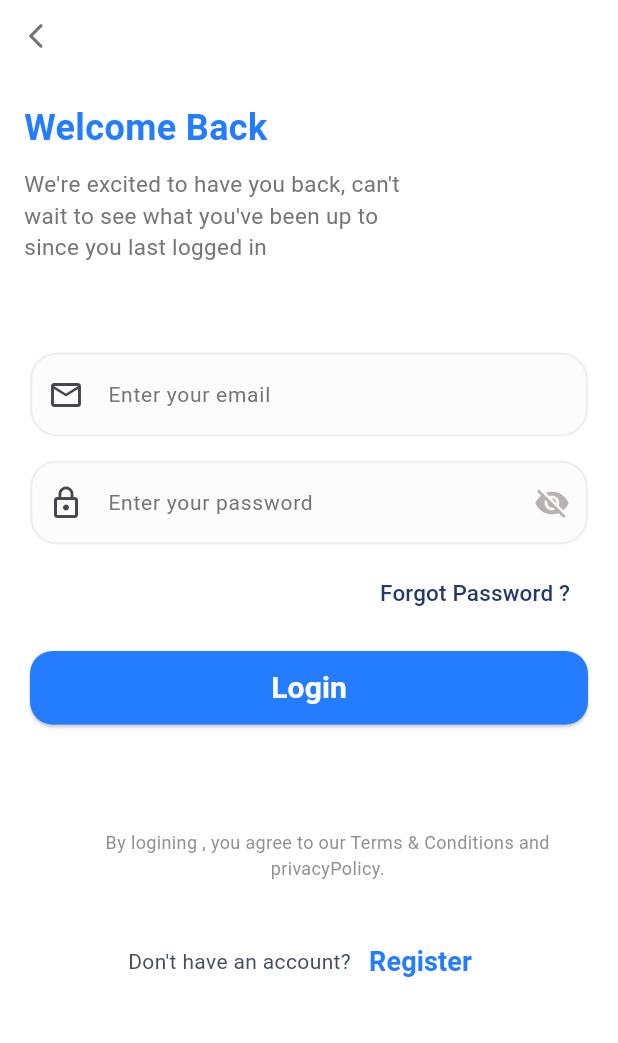
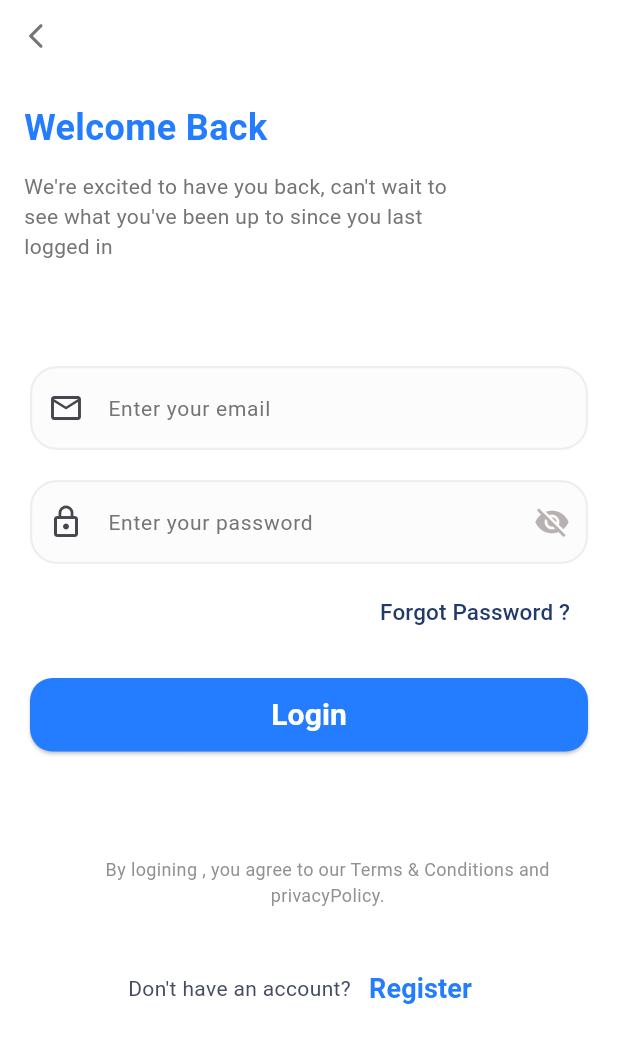
Before and after one commit to nadanasser0/Health_Care_App, a Flutter app: the LoginScreen screen opened directly, on a phone screen of 412 x 824 dp. Shown: the top 1043 px of the screen. Run offline on Flutter 3.47's test engine with Material 3 defaults, Android fonts, the phone set to English and light mode, and no system bars; our stand-ins replace animated_bottom_navigation_bar, cached_network_image, carousel_slider, cloud_firestore, easy_date_timeline, emoji_picker_flutter and 9 more; missing offline and left inert: flutter_sound; accounts and stored records are empty.

Commit message:
final commit

```diff
--- a/lib/Features/patient_side/auth/view/login_view.dart
+++ b/lib/Features/patient_side/auth/view/login_view.dart
@@ -44,7 +44,7 @@ class _LoginScreenState extends State<LoginScreen> {
             crossAxisAlignment: CrossAxisAlignment.start,
             children: [
               LoginHeader(),
-              SizedBox(height: 20),
+              SizedBox(height: 30),
 
               Padding(
                 padding: const EdgeInsets.all(20.0),
@@ -74,11 +74,13 @@ class _LoginScreenState extends State<LoginScreen> {
                         ),
                       ),
                     ),
-                    SizedBox(height: 15),
+                    SizedBox(height: 20),
                     CustomButton(
                       text: 'Login',
                       onPressed: () async {
+
                         if (formKey.currentState!.validate()) {
+
                           loading = true;
                           setState(() {});
                           try {
@@ -119,6 +121,7 @@ class _LoginScreenState extends State<LoginScreen> {
                               UserSession.currentPatient = await firestoreService.getPatient(
                                 userCredential.user!.uid,
                               );
+
                               Navigator.push(
                                 context,
                                 MaterialPageRoute(
@@ -154,6 +157,7 @@ class _LoginScreenState extends State<LoginScreen> {
                               );
                             }
                           }
+
                           loading = false;
                           setState(() {});
                         }
--- a/lib/Features/patient_side/auth/widgets/login_widgets/login_form.dart
+++ b/lib/Features/patient_side/auth/widgets/login_widgets/login_form.dart
@@ -36,7 +36,7 @@ class LoginForm extends StatelessWidget {
 
           ),
 
-          const SizedBox(height: 16),
+          const SizedBox(height: 20),
 
           CustomTextField(
             label: "Enter your password",
--- a/lib/Features/patient_side/auth/widgets/login_widgets/login_header.dart
+++ b/lib/Features/patient_side/auth/widgets/login_widgets/login_header.dart
@@ -25,7 +25,7 @@ class LoginHeader extends StatelessWidget {
         ),
 
         Padding(
-          padding: const EdgeInsets.only(left: 16.0, top: 20, right: 130,bottom: 20),
+          padding: const EdgeInsets.only(left: 16.0, top: 20, right: 100,bottom: 20),
           child: Column(
             mainAxisAlignment: MainAxisAlignment.start,
             crossAxisAlignment: CrossAxisAlignment.start,
@@ -39,10 +39,10 @@ class LoginHeader extends StatelessWidget {
                   color: AppColors.blueColor,
                 ),
               ),
-              SizedBox(height: 10),
+              SizedBox(height: 12),
               Text(
                 'We\'re excited to have you back, can\'t wait to see what you\'ve been up to since you last logged in',
-                style: TextStyle(fontSize: 15, color: AppColors.greyColor),
+                style: TextStyle(fontSize: 14, color: AppColors.greyColor),
                 overflow: TextOverflow.fade,
               ),
 
--- a/lib/Features/patient_side/auth/widgets/signup_widgets/signup_form.dart
+++ b/lib/Features/patient_side/auth/widgets/signup_widgets/signup_form.dart
@@ -115,8 +115,8 @@ class SignupForm extends StatelessWidget {
                 return "Phone number must be 11 digits";
               }
 
-              if (!value.startsWith("011")) {
-                return "Phone number must start with 011";
+              if (!value.startsWith("011")&&!value.startsWith("010")&&!value.startsWith("015")) {
+                return "please enter a right phone number";
               }
 
               return null;
--- a/lib/Features/patient_side/chats/view/chats_list_screen.dart
+++ b/lib/Features/patient_side/chats/view/chats_list_screen.dart
@@ -128,7 +128,7 @@ final displayMessage = (lastMessage == null || lastMessage.isEmpty)
                         );
                       },
                       child: Padding(
-                        padding: const EdgeInsets.symmetric(horizontal: 30,vertical: 10),
+                        padding: const EdgeInsets.symmetric(horizontal: 15,vertical: 2),
                         child: Column(
                           children: [
                       Row(
--- a/lib/Features/patient_side/doctor_review/screens/doctor_details_about_screen.dart
+++ b/lib/Features/patient_side/doctor_review/screens/doctor_details_about_screen.dart
@@ -33,13 +33,13 @@ class DoctorDetailsAboutScreen extends StatelessWidget {
                     "Hospital Name",
                     "${doctor.hospital}",
                   ),
+                  _buildSection("Phone number", UserSession.currentUser!.phoneNum.toString()),
                   _buildSection(
                     "Working Time",
                     doctor.workingTime?.isNotEmpty == true
                         ? doctor.workingTime!
                         : "Not specified.",
                   ),
-                  _buildSection("Phone number", UserSession.currentUser!.phoneNum.toString()),
 
                   _buildSection("STR", doctor.STR.toString()),
                   _buildSection("Price", "\$${doctor.price.toStringAsFixed(2)}"),
--- a/lib/Features/patient_side/profile/widgets/shared/user_image_profile.dart
+++ b/lib/Features/patient_side/profile/widgets/shared/user_image_profile.dart
@@ -47,7 +47,7 @@ class UserImageProfile extends StatelessWidget {
             border: Border.all(color: AppColors.whiteColor, width: 2.5),
           ),
           child: CircleAvatar(
-            radius: 65,
+            radius: 55,
             backgroundColor: Colors.white,
             backgroundImage: AssetImage(UserSession.currentUser?.image ?? 'lib/images/patientt.png'),
           ),
--- a/lib/Features/patient_side/profile/widgets/user_profile/customRow.dart
+++ b/lib/Features/patient_side/profile/widgets/user_profile/customRow.dart
@@ -16,19 +16,19 @@ class CustomRow extends StatelessWidget {
         Row(
           children: [
             CircleAvatar(
-              radius: 20,
+              radius: 16,
               backgroundColor: Colors.grey[200]!.withOpacity(0.6),
               child: Icon(icon, color: Colors.blue, size: 25),
 
             ),
             SizedBox(width: 20,),
-            Text(text, style: TextStyle(color: Colors.black, fontSize: 20, fontWeight: FontWeight.w500),),
+            Text(text, style: TextStyle(color: Colors.black, fontSize: 16, fontWeight: FontWeight.w500),),
             SizedBox(width: 50,),
           ],
         ),
         // SizedBox(width: 20,),
         IconButton(
-          icon: const Icon(Icons.arrow_forward_ios_rounded, color: Colors.blue , size: 25,),
+          icon: const Icon(Icons.arrow_forward_ios_rounded, color: Colors.blue , size: 20,),
           onPressed: onTap,
         ),
       ],
--- a/lib/Features/patient_side/profile/widgets/user_profile/custom_profile_container.dart
+++ b/lib/Features/patient_side/profile/widgets/user_profile/custom_profile_container.dart
@@ -28,11 +28,11 @@ class CustomContainer extends StatelessWidget {
           child: Column(
             crossAxisAlignment: CrossAxisAlignment.center,
             children: [
-              SizedBox(height: 65),
+              SizedBox(height: 53),
 
               Text(
                 UserSession.currentUser?.name ?? 'User Name',
-                style: TextStyle(fontSize: 24, fontWeight: FontWeight.bold),
+                style: TextStyle(fontSize: 22, fontWeight: FontWeight.bold),
               ),
               // SizedBox(height: 20),
               Text(
```
Also changed, not shown: lib/Features/doctor_side/doctor_profile/view/personal_info.dart (+4 -11 lines), lib/Features/patient_side/profile/view/personal_info.dart (+7 -6 lines), lib/Features/patient_side/profile/view/profile_view.dart (+6 -3 lines), lib/Features/patient_side/profile/widgets/personal_info/custom_personal_info_container.dart (+35 -35 lines), lib/Features/patient_side/profile/widgets/personal_info/custom_profile_info_row.dart (+7 -4 lines).
